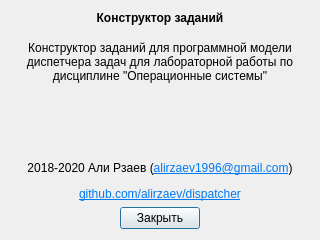
Qt form taskbuilder/aboutwindow.ui (alirzaev/dispatcher) before a commit.
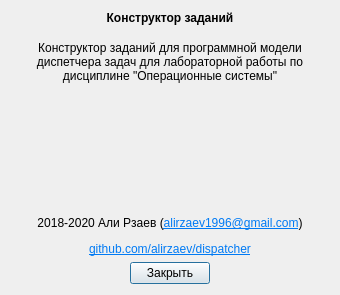
The same form after that commit.

The edit to the form file:
```diff
--- a/taskbuilder/aboutwindow.ui
+++ b/taskbuilder/aboutwindow.ui
@@ -9,8 +9,8 @@
    <rect>
     <x>0</x>
     <y>0</y>
-    <width>320</width>
-    <height>240</height>
+    <width>340</width>
+    <height>295</height>
    </rect>
   </property>
   <property name="sizePolicy">
@@ -19,6 +19,12 @@
     <verstretch>0</verstretch>
    </sizepolicy>
   </property>
+  <property name="minimumSize">
+   <size>
+    <width>340</width>
+    <height>295</height>
+   </size>
+  </property>
   <property name="windowTitle">
    <string>О программе</string>
   </property>
```
Left out of the diff: 10 changed lines with no effect on the pictures.
